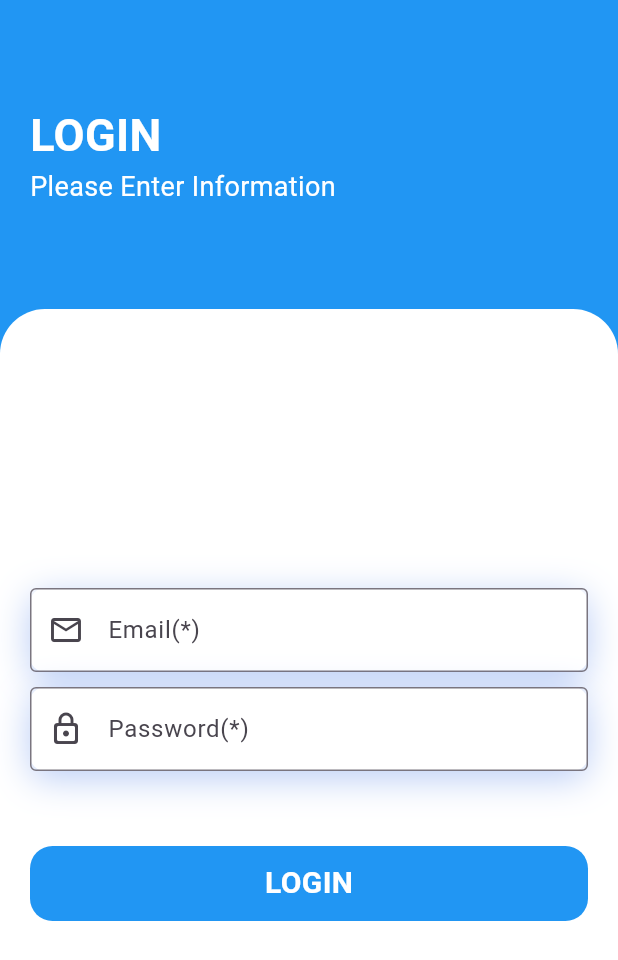
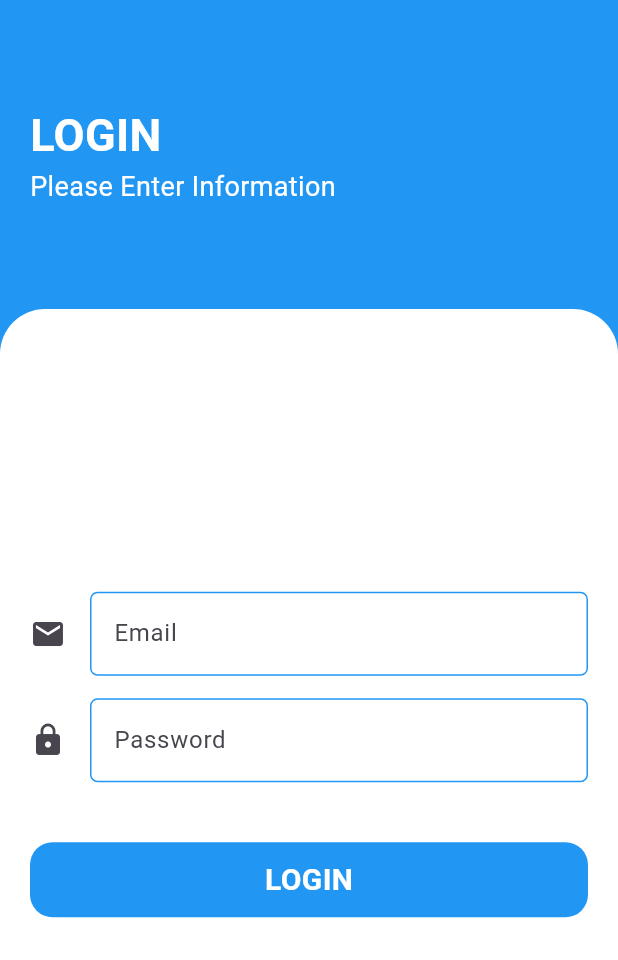
Before and after one commit to ashraful1003/InnovaAssignment, a Flutter app: the screen it shows after launch, after a tap on "LOGIN", on a phone screen of 412 x 824 dp. Shown: the top 960 px of the screen. Run offline on Flutter 3.47's test engine with Material 2 defaults, Android fonts, the light colour scheme and no system bars; our stand-ins replace get; network calls fail.

Commit message:
Login Issue Solved

```diff
--- a/lib/controller/login_controller.dart
+++ b/lib/controller/login_controller.dart
@@ -8,12 +8,9 @@ import 'package:innova_assign/view/home/home_screen.dart';
 import '../view/utils/constants.dart';
 
 class LoginController extends GetxController {
-  TextEditingController emailLoginController = TextEditingController();
-  TextEditingController passwordLoginController = TextEditingController();
-
   var isLoading = false.obs;
 
-  Future<void> login() async {
+  Future<void> login(String email, String password) async {
     try {
       var myHeaders = {
         'Content-Type': 'application/json',
@@ -22,22 +19,20 @@ class LoginController extends GetxController {
       Uri apiUrl = Uri.parse('$APIROOT$LOGGIN');
 
       Map data = {
-        'email': emailLoginController.text.toString(),
-        'password': passwordLoginController.text.toString(),
+        'email': email,
+        'password': password,
       };
 
       String body = json.encode(data);
+      print(body);
 
       return http.post(apiUrl, body: body, headers: myHeaders).then((value) {
+        print(value.statusCode);
         if (value.statusCode == 200) {
           final jsonData = json.decode(value.body);
 
           /// for further use
           String info = jsonData['token'];
-
-          /// clear controllers
-          emailLoginController.clear();
-          passwordLoginController.clear();
 
           /// after successfully logged in user will direct to homepage
           Get.offAll(() => HomeScreen());
--- a/lib/controller/user_controller.dart
+++ b/lib/controller/user_controller.dart
@@ -73,7 +73,9 @@ class UserController extends GetxController {
     Uri apiUrl = Uri.parse('$APIROOT$DELETE$id');
 
     return http.get(apiUrl, headers: myHeaders).then((value) {
-      if (value.statusCode == 204) {
+      print(value.statusCode);
+      if (value.statusCode == 200) {
+        /// they did not sort the users after deletion completed!
         Get.off(() => HomeScreen());
         Get.snackbar('Delete', 'Successfully Deleted User!');
       }
--- a/lib/view/login/custom_text_field.dart
+++ b/lib/view/login/custom_text_field.dart
@@ -1,50 +1,36 @@
 import 'package:flutter/material.dart';
 
 class CustomTextField extends StatelessWidget {
-  CustomTextField(
-      {Key? key,
-      required this.controller,
-      required this.hintText,
-      required this.labelText,
-      required this.icon,
-      required this.textInputType})
-      : super(key: key);
+  CustomTextField({
+    Key? key,
+    required this.controller,
+    required this.fieldIcon,
+    required this.fieldLabelText,
+    this.isObscure = false,
+  }) : super(key: key);
 
-  TextEditingController? controller;
-  String? hintText, labelText;
-  IconData? icon;
-  TextInputType textInputType;
+  TextEditingController controller;
+  IconData fieldIcon;
+  String fieldLabelText;
+  bool isObscure;
 
   @override
   Widget build(BuildContext context) {
-    return Column(
-      children: [
-        Container(
-          decoration: BoxDecoration(
-              color: Colors.white,
-              borderRadius: BorderRadius.circular(10),
-              boxShadow: const [
-                BoxShadow(
-                    color: Color.fromRGBO(27, 90, 225, 0.30196078431372547),
-                    blurRadius: 20,
-                    offset: Offset(0, 5))
-              ]),
-          child: TextField(
-            controller: controller,
-            keyboardType: textInputType,
-            textInputAction: TextInputAction.next,
-            decoration: InputDecoration(
-                hintText: hintText,
-                labelText: "$labelText(*)",
-                prefixIcon: Icon(icon),
-                hintStyle: const TextStyle(color: Colors.grey),
-                border: const OutlineInputBorder()),
-          ),
+    return TextField(
+      controller: controller,
+      obscureText: isObscure,
+      decoration: InputDecoration(
+        icon: Icon(fieldIcon),
+        labelText: fieldLabelText,
+        enabledBorder: OutlineInputBorder(
+          borderRadius: BorderRadius.circular(5),
+          borderSide: const BorderSide(color: Colors.blue),
         ),
-        const SizedBox(
-          height: 10,
+        focusedBorder: OutlineInputBorder(
+          borderRadius: BorderRadius.circular(5),
+          borderSide: const BorderSide(color: Colors.blue),
         ),
-      ],
+      ),
     );
   }
 }
--- a/lib/view/login/login_screen.dart
+++ b/lib/view/login/login_screen.dart
@@ -7,11 +7,13 @@ import 'package:innova_assign/view/login/custom_text_field.dart';
 import '../utils/gesture_button.dart';
 
 class LoginScreen extends StatelessWidget {
-  const LoginScreen({Key? key}) : super(key: key);
+  LoginScreen({Key? key}) : super(key: key);
+
+  TextEditingController emailLoginController = TextEditingController();
+  TextEditingController passwordLoginController = TextEditingController();
 
   @override
   Widget build(BuildContext context) {
-    LoginController loginController = Get.find();
     return Scaffold(
       body: SafeArea(
         child: Container(
@@ -50,19 +52,22 @@ class LoginScreen extends StatelessWidget {
                     mainAxisAlignment: MainAxisAlignment.center,
                     children: [
                       CustomTextField(
-                          controller: loginController.emailLoginController,
-                          hintText: 'Enter Email',
-                          labelText: 'Email',
-                          icon: Icons.email_outlined,
-                          textInputType: TextInputType.emailAddress),
+                          controller: emailLoginController,
+                          fieldIcon: Icons.email,
+                          fieldLabelText: "Email"),
+                      SizedBox(
+                        height: 15,
+                      ),
                       CustomTextField(
-                          controller: loginController.passwordLoginController,
-                          hintText: 'Enter Password',
-                          labelText: 'Password',
-                          icon: Icons.lock_outline_rounded,
-                          textInputType: TextInputType.visiblePassword),
+                          controller: passwordLoginController,
+                          fieldIcon: Icons.lock,
+                          fieldLabelText: "Password",
+                          isObscure: true),
                       const SizedBox(height: 40),
-                      GestureButton(btnText: 'login'),
+                      GestureButton(
+                          btnText: 'login',
+                          email: emailLoginController.text,
+                          password: passwordLoginController.text),
                     ],
                   ),
                 )
--- a/lib/view/utils/gesture_button.dart
+++ b/lib/view/utils/gesture_button.dart
@@ -3,18 +3,21 @@ import 'package:innova_assign/controller/login_controller.dart';
 import 'package:innova_assign/controller/user_controller.dart';
 
 class GestureButton extends StatelessWidget {
-  GestureButton({Key? key, required this.btnText, this.id}) : super(key: key);
+  GestureButton(
+      {Key? key, required this.btnText, this.id, this.email, this.password})
+      : super(key: key);
 
   String btnText;
   int? id;
+  String? email, password;
 
   @override
   Widget build(BuildContext context) {
     return GestureDetector(
         onTap: () {
           if (btnText == 'login') {
-            LoginController().login();
-          } else if (btnText == '') {
+            LoginController().login(email!, password!);
+          } else if (btnText == 'delete') {
             UserController().deleteUser(id!);
           }
         },
```
